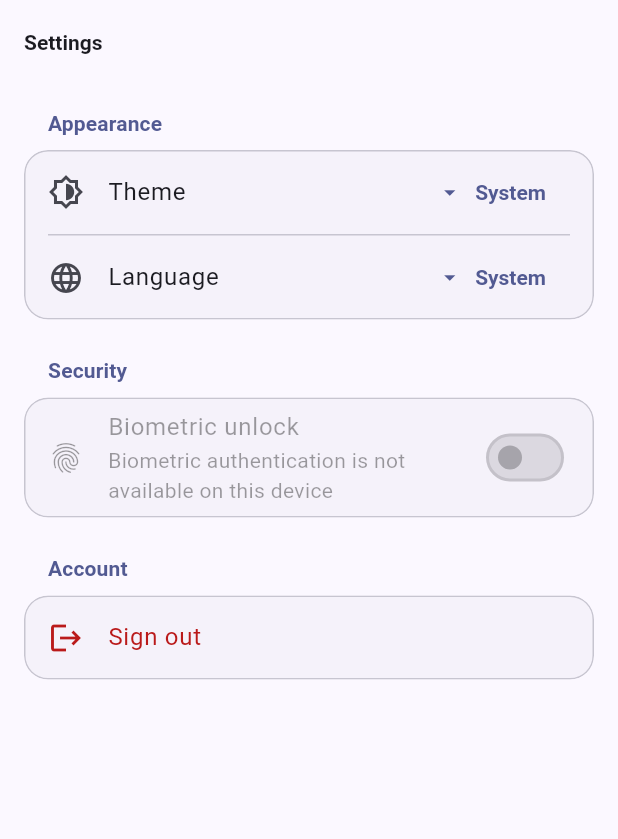
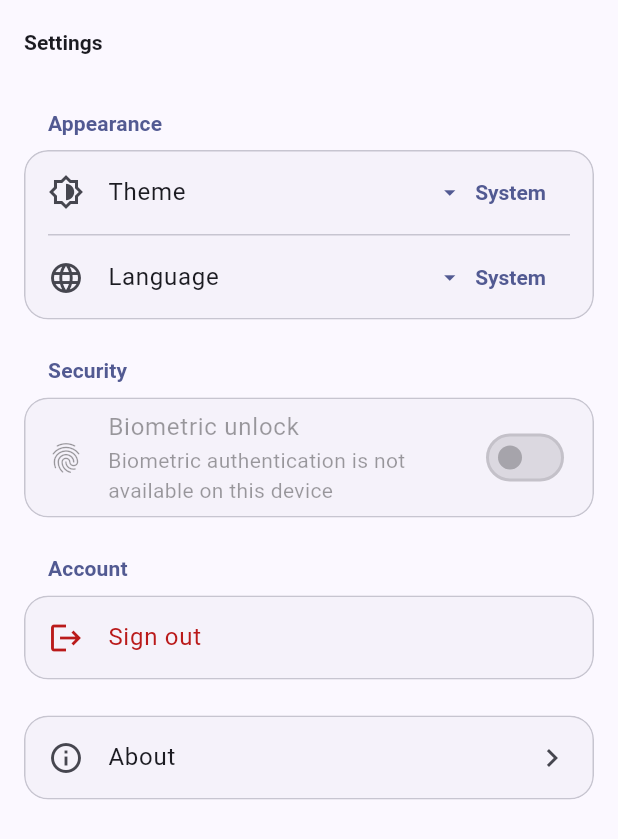
Before and after one commit to isyll/bedrock, a Flutter app: the SettingsPage screen opened by its route, on a phone screen of 412 x 824 dp. Shown: the top 839 px of the screen. Run offline on Flutter 3.47's test engine with Material 3 defaults, Android fonts, the phone set to English and light mode, and no system bars; our stand-ins replace device_info_plus, dio, equatable, firebase_core, firebase_crashlytics, firebase_messaging and 13 more; missing offline and left inert: file_selector; accounts and stored records are empty; generated files the repository leaves out were written again; network calls fail; statements that could not run were skipped.

```diff
--- a/assets/l10n/app_fr.arb
+++ b/assets/l10n/app_fr.arb
@@ -57,5 +57,9 @@
   "updateButton": "Mettre à jour",
   "updateLaterButton": "Plus tard",
   "emptyTitle": "Rien pour le moment",
-  "emptyMessage": "Aucun contenu à afficher."
+  "emptyMessage": "Aucun contenu à afficher.",
+  "aboutTitle": "À propos",
+  "aboutVersion": "Version {version}",
+  "rateAppButton": "Évaluer l'application",
+  "licensesButton": "Licences open source"
 }
--- a/lib/app/router/app_router.dart
+++ b/lib/app/router/app_router.dart
@@ -1,6 +1,7 @@
 import 'package:bedrock/app/router/app_route_observer.dart';
 import 'package:bedrock/app/router/app_routes.dart';
 import 'package:bedrock/app/router/stream_refresh_listenable.dart';
+import 'package:bedrock/features/about/presentation/pages/about_page.dart';
 import 'package:bedrock/features/auth/presentation/bloc/session_bloc.dart';
 import 'package:bedrock/features/auth/presentation/pages/sign_in_page.dart';
 import 'package:bedrock/features/home/presentation/pages/home_page.dart';
@@ -36,6 +37,13 @@ final class AppRouter {
         path: AppRoutes.settings,
         name: 'settings',
         builder: (context, state) => const SettingsPage(),
+        routes: [
+          GoRoute(
+            path: 'about',
+            name: 'about',
+            builder: (context, state) => const AboutPage(),
+          ),
+        ],
       ),
     ],
   );
--- a/lib/app/router/app_routes.dart
+++ b/lib/app/router/app_routes.dart
@@ -2,6 +2,7 @@ abstract final class AppRoutes {
   static const home = '/';
   static const signIn = '/sign-in';
   static const settings = '/settings';
+  static const about = '/settings/about';
 
   static const publicPaths = <String>{signIn};
 
--- a/lib/features/settings/presentation/pages/settings_page.dart
+++ b/lib/features/settings/presentation/pages/settings_page.dart
@@ -1,5 +1,6 @@
 import 'dart:async';
 
+import 'package:bedrock/app/router/app_routes.dart';
 import 'package:bedrock/core/extensions/context_extensions.dart';
 import 'package:bedrock/core/l10n/app_localizations.dart';
 import 'package:bedrock/features/auth/presentation/bloc/session_bloc.dart';
@@ -12,6 +13,7 @@ import 'package:bedrock/shared/widgets/adaptive/adaptive_dialogs.dart';
 import 'package:bedrock/shared/widgets/feedback/app_snackbar.dart';
 import 'package:flutter/material.dart';
 import 'package:flutter_bloc/flutter_bloc.dart';
+import 'package:go_router/go_router.dart';
 
 class SettingsPage extends StatelessWidget {
   const SettingsPage({super.key});
@@ -85,6 +87,15 @@ class SettingsPage extends StatelessWidget {
             style: .new(color: context.colorScheme.error),
           ),
           onTap: () => _confirmSignOut(context),
+        ),
+      ),
+      const SizedBox(height: 24),
+      Card(
+        child: ListTile(
+          leading: const Icon(Icons.info_outline),
+          title: Text(l10n.aboutTitle),
+          trailing: const Icon(Icons.chevron_right),
+          onTap: () => context.push(AppRoutes.about),
         ),
       ),
     ];
```
Also changed, not shown: assets/l10n/app_en.arb (+12 -1 lines), lib/features/about/presentation/pages/about_page.dart (added, +92 -0 lines).
